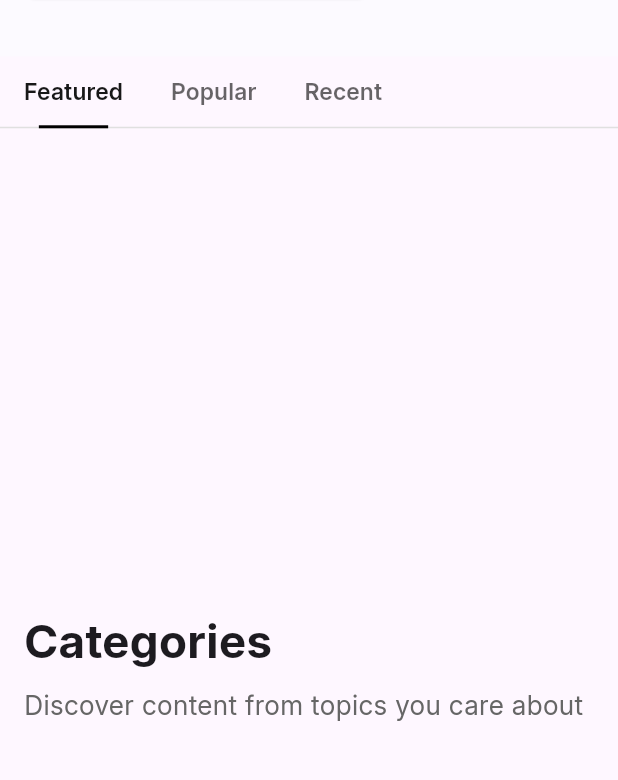
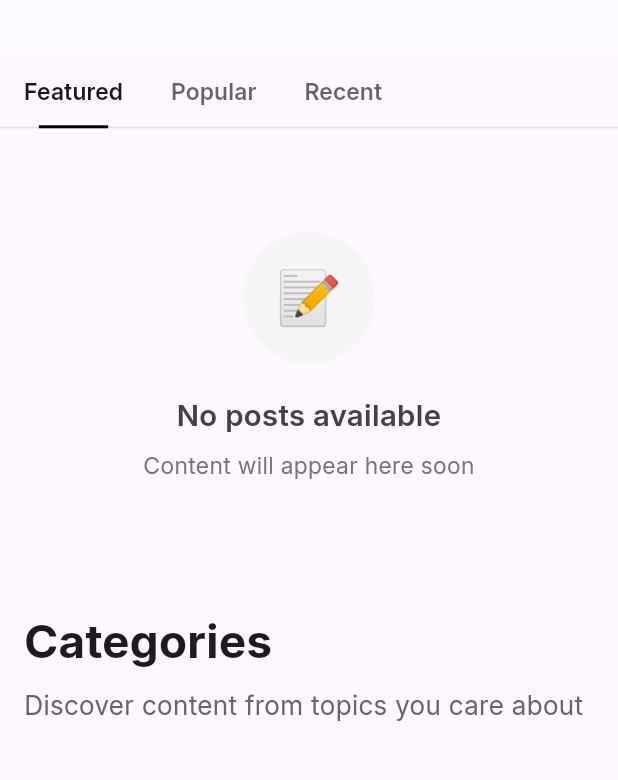
Before and after one commit to augustineonu/breach, a Flutter app: the screen it shows after launch, scrolled down 68 dp, on a phone screen of 412 x 824 dp, the part 391-1171 px from its top. Run offline on Flutter 3.47's test engine with Material 3 defaults, Android fonts, the light colour scheme and no system bars; our stand-ins replace cached_network_image, flutter_screenutil, get, get_storage, shimmer; network calls fail.

Commit message:
added empty state

```diff
--- a/lib/features/home/widgets/tab_view_widget.dart
+++ b/lib/features/home/widgets/tab_view_widget.dart
@@ -10,12 +10,16 @@ class PostListTab extends StatefulWidget {
   final List<dynamic> posts;
   final Function(dynamic)? onPostTap;
   final bool isLoading;
+  final String tabName;
+  final List<dynamic>? fallbackPosts; // Backup posts from other categories
 
   const PostListTab({
     super.key,
     required this.posts,
     this.onPostTap,
     this.isLoading = false,
+    this.tabName = "",
+    this.fallbackPosts,
   });
 
   @override
@@ -33,12 +37,31 @@ class _PostListTabState extends State<PostListTab>
       return PostListTabSkeleton();
     }
 
-    return ListView.separated(
+    // Determine which posts to show
+    List<dynamic> postsToShow = widget.posts;
+    bool showingFallback = false;
+
+    if (widget.posts.isEmpty && widget.fallbackPosts?.isNotEmpty == true) {
+      postsToShow = widget.fallbackPosts!.take(3).toList(); // Show max 3 fallback posts
+      showingFallback = true;
+    }
+
+    // Show empty state if no posts and no fallback
+    if (postsToShow.isEmpty) {
+      return _buildEmptyState();
+    }
+
+    return Column(
+      crossAxisAlignment: CrossAxisAlignment.start,
+      children: [
+        if (showingFallback) _buildFallbackHeader(),
+        Expanded(
+          child: ListView.separated(
             physics: NeverScrollableScrollPhysics(),
             padding: EdgeInsets.symmetric(horizontal: 16.w),
-      itemCount: widget.posts.length,
+            itemCount: postsToShow.length,
             itemBuilder: (context, index) {
-        final post = widget.posts[index];
+              final post = postsToShow[index];
               return BlogCard(
                 post: post,
                 onTap: widget.onPostTap != null
@@ -47,13 +70,115 @@ class _PostListTabState extends State<PostListTab>
               );
             },
             separatorBuilder: (i, o) => SizedBox(height: 20.h),
+          ),
+        ),
+      ],
+    );
+  }
+
+  Widget _buildFallbackHeader() {
+    return Container(
+      margin: EdgeInsets.fromLTRB(16.w, 0, 16.w, 16.h),
+      padding: EdgeInsets.all(12.w),
+      decoration: BoxDecoration(
+        color: Colors.blue.shade50,
+        borderRadius: BorderRadius.circular(8.r),
+        border: Border.all(color: Colors.blue.shade200, width: 1),
+      ),
+      child: Row(
+        children: [
+          Icon(
+            Icons.info_outline,
+            color: Colors.blue.shade600,
+            size: 20.sp,
+          ),
+          SizedBox(width: 8.w),
+          Expanded(
+            child: Text(
+              "No ${widget.tabName.toLowerCase()} posts yet. Here are some suggestions:",
+              style: TextStyle(
+                fontSize: 12.sp,
+                color: Colors.blue.shade700,
+                fontWeight: FontWeight.w500,
+              ),
+            ),
+          ),
+        ],
+      ),
+    );
+  }
+
+  Widget _buildEmptyState() {
+    Map<String, Map<String, String>> emptyStateData = {
+      'Featured': {
+        'icon': '⭐',
+        'title': 'No featured posts yet',
+        'subtitle': 'Check back soon for handpicked content!'
+      },
+      'Popular': {
+        'icon': '🔥',
+        'title': 'Nothing trending right now',
+        'subtitle': 'Be the first to discover amazing posts'
+      },
+      'Recent': {
+        'icon': '📰',
+        'title': 'No recent posts',
+        'subtitle': 'New content will appear here'
+      },
+    };
+
+    final data = emptyStateData[widget.tabName] ?? {
+      'icon': '📝',
+      'title': 'No posts available',
+      'subtitle': 'Content will appear here soon'
+    };
+
+    return Container(
+      padding: EdgeInsets.symmetric(horizontal: 32.w, vertical: 40.h),
+      child: Column(
+        mainAxisAlignment: MainAxisAlignment.center,
+        children: [
+          Container(
+            width: 80.w,
+            height: 80.w,
+            decoration: BoxDecoration(
+              color: Colors.grey.shade100,
+              shape: BoxShape.circle,
+            ),
+            child: Center(
+              child: Text(
+                data['icon']!,
+                style: TextStyle(fontSize: 32.sp),
+              ),
+            ),
+          ),
+          SizedBox(height: 20.h),
+          Text(
+            data['title']!,
+            style: TextStyle(
+              fontSize: 18.sp,
+              fontWeight: FontWeight.w600,
+              color: Colors.grey[800],
+            ),
+            textAlign: TextAlign.center,
+          ),
+          SizedBox(height: 8.h),
+          Text(
+            data['subtitle']!,
+            style: TextStyle(
+              fontSize: 14.sp,
+              color: Colors.grey[600],
+            ),
+            textAlign: TextAlign.center,
+          ),
+        ],
+      ),
     );
   }
 
   @override
   bool get wantKeepAlive => true;
 }
-
 // Simplified Tab View Widget
 class TabViewWidget extends StatelessWidget {
   const TabViewWidget({super.key, required this.controller});
```
Lines whose indentation alone changed are shown as unchanged.
